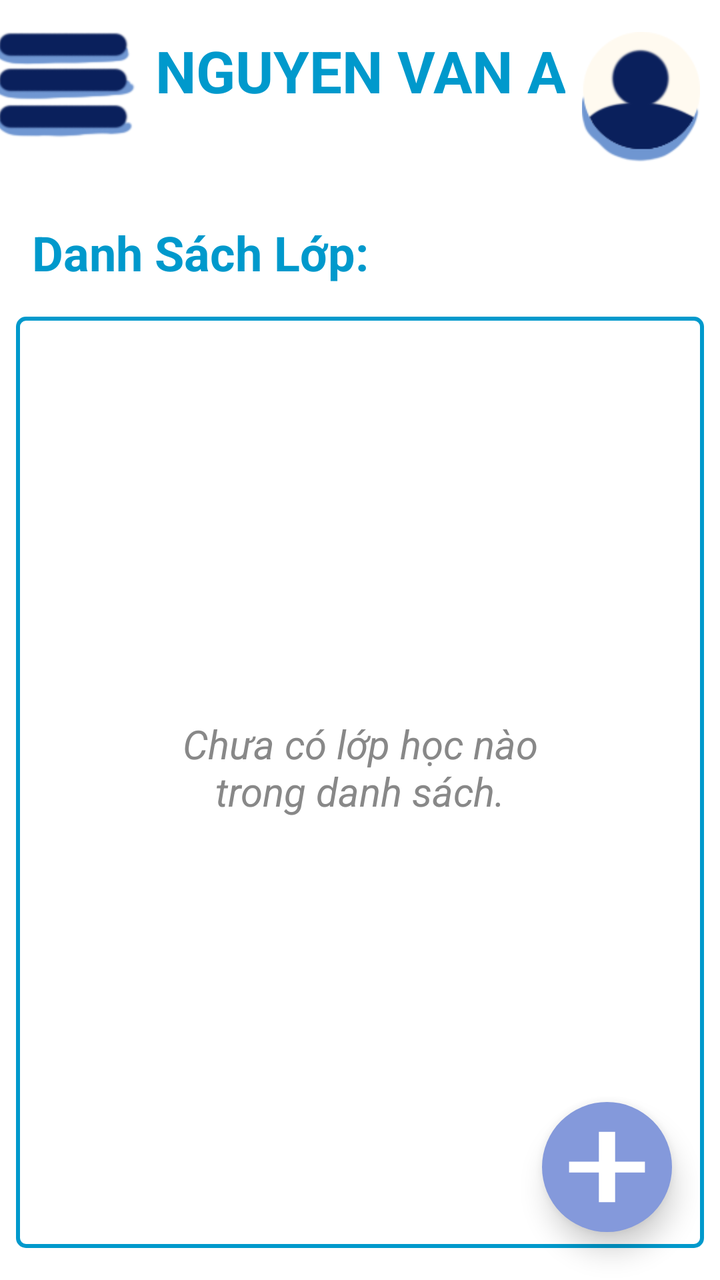
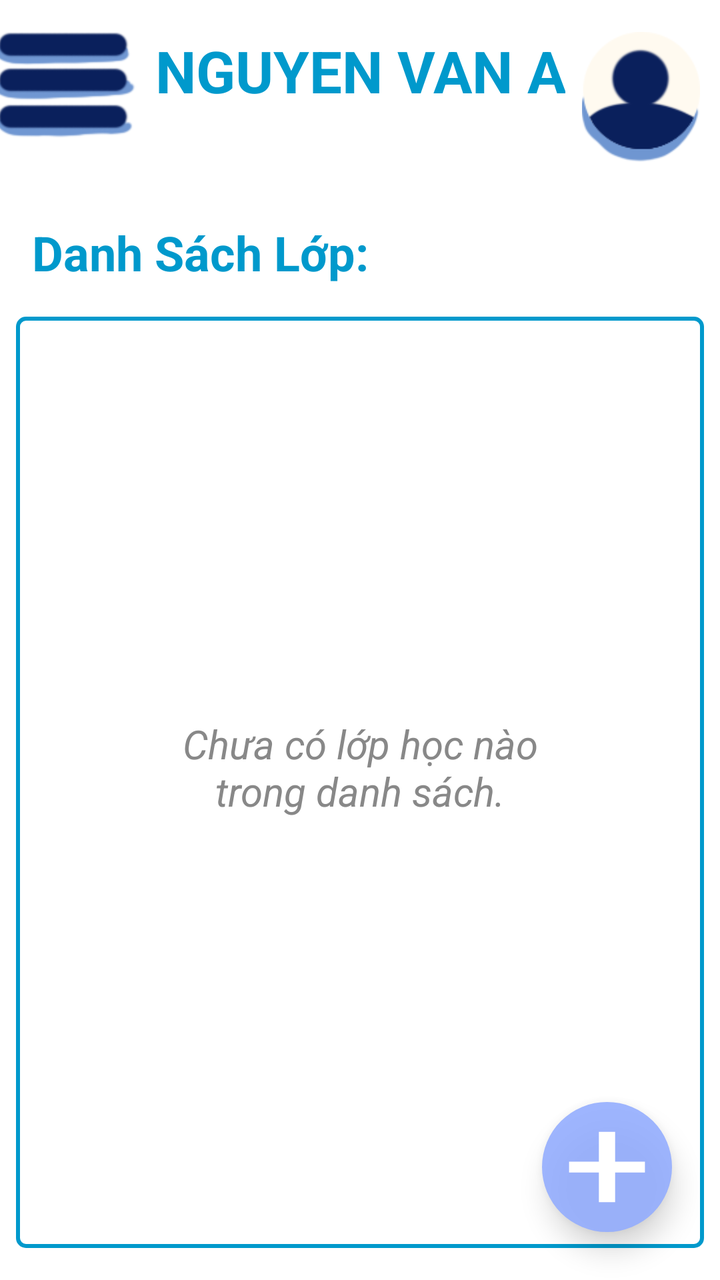

An Android layout rendered at two revisions. The XML below is the earlier revision; the diff shows what the commit changed to produce the second picture.
<!-- AndroidManifest.xml: application theme Theme.SmartQuiz -->
<!-- res/layout/teacher_list_class.xml -->
<?xml version="1.0" encoding="utf-8"?>
<androidx.constraintlayout.widget.ConstraintLayout xmlns:android="http://schemas.android.com/apk/res/android"
    xmlns:app="http://schemas.android.com/apk/res-auto"
    xmlns:tools="http://schemas.android.com/tools"
    android:layout_width="match_parent"
    android:id="@+id/main"
    android:layout_height="match_parent">

    
    <LinearLayout
        android:id="@+id/floating_menu"
        android:layout_width="385dp"
        android:layout_height="690dp"
        android:layout_margin="16dp"
        android:background="@drawable/white_box"
        android:elevation="8dp"
        android:orientation="vertical"
        android:padding="12dp"
        android:visibility="gone"
        app:layout_constraintBottom_toBottomOf="parent"
        app:layout_constraintEnd_toEndOf="parent"
        app:layout_constraintStart_toStartOf="parent"
        app:layout_constraintTop_toBottomOf="@+id/constraintLayout">

        <TextView
            android:id="@+id/menu_home"
            android:layout_width="224dp"
            android:layout_height="122dp"
            android:padding="8dp"
            android:text="Upload đề"
            android:textSize="18sp" />


        <TextView
            android:id="@+id/classes"
            android:layout_width="224dp"
            android:layout_height="122dp"
            android:padding="8dp"
            android:text="Lớp Học"
            android:textSize="18sp" />

        <TextView
            android:id="@+id/menu_test"
            android:layout_width="223dp"
            android:layout_height="111dp"
            android:padding="8dp"
            android:text="Sửa đề"
            android:textSize="18sp" />

        <TextView
            android:id="@+id/menu_answer"
            android:layout_width="222dp"
            android:layout_height="145dp"
            android:padding="8dp"
            android:text="Tạo đề"
            android:textSize="18sp" />

    </LinearLayout>

    <androidx.constraintlayout.widget.ConstraintLayout
        android:id="@+id/constraintLayout"
        android:layout_width="match_parent"
        android:layout_height="94dp"
        app:layout_constraintEnd_toEndOf="parent"
        app:layout_constraintStart_toStartOf="parent"
        android:elevation="4dp"
        android:translationZ="4dp"
        app:layout_constraintTop_toTopOf="parent">

        <TextView
            android:id="@+id/user_name"
            android:layout_width="wrap_content"
            android:layout_height="wrap_content"
            android:gravity="center"
            android:text="Nguyen Van A"
            android:textAllCaps="true"
            android:textColor="@android:color/holo_blue_dark"
            android:textSize="29dp"
            android:textStyle="bold"
            app:layout_constraintBottom_toBottomOf="parent"
            app:layout_constraintEnd_toEndOf="parent"
            app:layout_constraintStart_toStartOf="parent"
            app:layout_constraintTop_toTopOf="parent"
            app:layout_constraintVertical_bias="0.29" />

        <ImageButton
            android:id="@+id/registerBtn"
            android:layout_width="71dp"
            android:layout_height="53dp"
            android:layout_marginStart="8dp"
            android:layout_marginTop="16dp"
            android:layout_marginEnd="21dp"
            android:layout_marginBottom="25dp"
            android:background="@null"
            android:scaleType="fitCenter"
            app:layout_constraintBottom_toBottomOf="parent"
            app:layout_constraintEnd_toStartOf="@+id/user_name"
            app:layout_constraintStart_toStartOf="parent"
            app:layout_constraintTop_toTopOf="parent"
            app:srcCompat="@drawable/menu" />

        <ImageButton
            android:id="@+id/imageButton4"
            android:layout_width="69dp"
            android:layout_height="65dp"
            android:layout_marginStart="15dp"
            android:layout_marginTop="16dp"
            android:layout_marginEnd="17dp"
            android:layout_marginBottom="13dp"
            android:background="@null"
            android:scaleType="fitCenter"
            app:layout_constraintBottom_toBottomOf="parent"
            app:layout_constraintEnd_toEndOf="parent"
            app:layout_constraintStart_toEndOf="@+id/user_name"
            app:layout_constraintTop_toTopOf="parent"
            app:srcCompat="@drawable/user" />

    </androidx.constraintlayout.widget.ConstraintLayout>

    
    <androidx.constraintlayout.widget.ConstraintLayout
        android:layout_width="0dp"
        android:layout_height="0dp"
        app:layout_constraintBottom_toBottomOf="parent"
        app:layout_constraintEnd_toEndOf="parent"
        app:layout_constraintStart_toStartOf="parent"
        app:layout_constraintTop_toBottomOf="@+id/constraintLayout">

        <TextView
            android:id="@+id/textView12"
            android:layout_width="wrap_content"
            android:layout_height="wrap_content"
            android:layout_marginStart="16dp"
            android:layout_marginTop="16dp"
            android:text="Danh Sách Lớp:"
            android:textColor="@android:color/holo_blue_dark"
            android:textSize="24dp"
            android:textStyle="bold"
            app:layout_constraintStart_toStartOf="parent"
            app:layout_constraintTop_toTopOf="parent" />

        <TextView
            android:id="@+id/emptyStateTextView"
            android:layout_width="200sp"
            android:layout_height="wrap_content"
            android:layout_marginStart="16dp"
            android:layout_marginTop="200dp"
            android:layout_marginEnd="16dp"
            android:layout_marginBottom="200dp"
            android:gravity="center"
            android:text="Chưa có lớp học nào trong danh sách."
            android:textColor="#888888"
            android:textSize="20sp"
            android:textStyle="italic"
            app:layout_constraintBottom_toBottomOf="@+id/scrollView2"
            app:layout_constraintEnd_toEndOf="@+id/scrollView2"
            app:layout_constraintStart_toStartOf="@+id/scrollView2"

            app:layout_constraintTop_toTopOf="@+id/scrollView2"
            app:layout_constraintVertical_bias="0.0"
            tools:visibility="visible" />

        <ScrollView
            android:id="@+id/scrollView2"
            android:layout_width="0dp"
            android:layout_height="0dp"
            android:layout_marginStart="8dp"
            android:layout_marginTop="16dp"
            android:layout_marginEnd="8dp"
            android:layout_marginBottom="16dp"
            android:background="@drawable/border"
            app:layout_constraintBottom_toBottomOf="parent"
            app:layout_constraintEnd_toEndOf="parent"
            app:layout_constraintStart_toStartOf="parent"
            app:layout_constraintTop_toBottomOf="@+id/textView12">

            <LinearLayout
                android:id="@+id/scroll_view_class_list"
                android:layout_marginTop="10dp"
                android:layout_width="match_parent"
                android:layout_height="wrap_content"
                android:orientation="vertical"
                tools:context=".MainActivity" />
        </ScrollView>

        <ImageButton
            android:id="@+id/add_btnStudent"
            android:layout_width="65dp"
            android:layout_height="65dp"
            android:layout_marginEnd="24dp"
            android:layout_marginBottom="24dp"

            android:background="@drawable/circle"
            android:contentDescription="TODO"
            android:scaleType="fitCenter"
            android:src="@drawable/baseline_add_24"
            android:elevation="4dp"
            android:translationZ="4dp"

            app:layout_constraintBottom_toBottomOf="parent"
            app:layout_constraintEnd_toEndOf="parent"
            app:layout_constraintHorizontal_bias="1.0"
            app:layout_constraintStart_toStartOf="parent" />


    </androidx.constraintlayout.widget.ConstraintLayout>
</androidx.constraintlayout.widget.ConstraintLayout>
<!-- resources referenced by this layout -->
<resources>
  <!-- drawable baseline_add_24 (drawable) -->
  <vector xmlns:android="http://schemas.android.com/apk/res/android"
      android:width="24dp"
      android:height="24dp"
      android:viewportWidth="24"
      android:viewportHeight="24"
      android:tint="@android:color/white"> 
  
      
      
      <path
          android:fillColor="@android:color/white"
          android:pathData="M19,13H13.5V18.5H10.5V13H5V11H10.5V5.5H13.5V11H19V13Z"/>
  
  </vector>
  <!-- drawable border (drawable) -->
  <?xml version="1.0" encoding="utf-8"?>
  <shape xmlns:android="http://schemas.android.com/apk/res/android">
      <solid android:color="@android:color/transparent" />
      <stroke
          android:width="2dp"
          android:color="@android:color/holo_blue_dark" />
      <corners android:radius="4dp" />
  </shape>
  <!-- drawable circle (drawable) -->
  <?xml version="1.0" encoding="utf-8"?>
  <shape xmlns:android="http://schemas.android.com/apk/res/android"
      android:shape="oval">
      <solid android:color="@color/dark_blue"/>
  </shape>
  <!-- drawable menu: png bitmap (drawable, 4225 bytes) -->
  <!-- drawable user: png bitmap (drawable, 4784 bytes) -->
  <!-- drawable white_box (drawable) -->
  <?xml version="1.0" encoding="utf-8"?>
  <shape xmlns:android="http://schemas.android.com/apk/res/android"
      android:shape="rectangle">
      <solid android:color="@color/white"/>
      <corners android:radius="20dp"/>
  </shape>
  <style name="Theme.SmartQuiz" parent="Theme.MaterialComponents.DayNight.DarkActionBar">
          
          <item name="colorPrimary">@color/purple_500</item>
          <item name="colorPrimaryVariant">@color/purple_700</item>
          <item name="colorOnPrimary">@color/white</item>
          
          <item name="colorSecondary">@color/teal_200</item>
          <item name="colorSecondaryVariant">@color/teal_700</item>
          <item name="colorOnSecondary">@color/black</item>
          
          <item name="android:statusBarColor">?attr/colorPrimaryVariant</item>
          
      </style>
  <color name="dark_blue">#8499DB</color>
  <color name="white">#FFFFFFFF</color>
  <color name="purple_500">#FF6200EE</color>
  <color name="purple_700">#FF3700B3</color>
  <color name="teal_200">#FF03DAC5</color>
  <color name="teal_700">#FF018786</color>
  <color name="black">#FF000000</color>
</resources>

<!-- the commit's change to res/layout/teacher_list_class.xml (unified diff, before → after) -->
@@ -175,7 +175,7 @@
             app:layout_constraintTop_toBottomOf="@+id/textView12">
 
             <LinearLayout
-                android:id="@+id/scroll_view_class_list"
+                android:id="@+id/scroll_view_assessment_list"
                 android:layout_marginTop="10dp"
                 android:layout_width="match_parent"
                 android:layout_height="wrap_content"
@@ -184,7 +184,7 @@
         </ScrollView>
 
         <ImageButton
-            android:id="@+id/add_btnStudent"
+            android:id="@+id/add_btn_student_session"
             android:layout_width="65dp"
             android:layout_height="65dp"
             android:layout_marginEnd="24dp"
<!-- resource entries referenced after the edit -->
@@ -52,7 +52,7 @@
           <item name="android:statusBarColor">?attr/colorPrimaryVariant</item>
           
       </style>
-  <color name="dark_blue">#8499DB</color>
+  <color name="dark_blue">#DF92ACFF</color>
   <color name="white">#FFFFFFFF</color>
   <color name="purple_500">#FF6200EE</color>
   <color name="purple_700">#FF3700B3</color>
